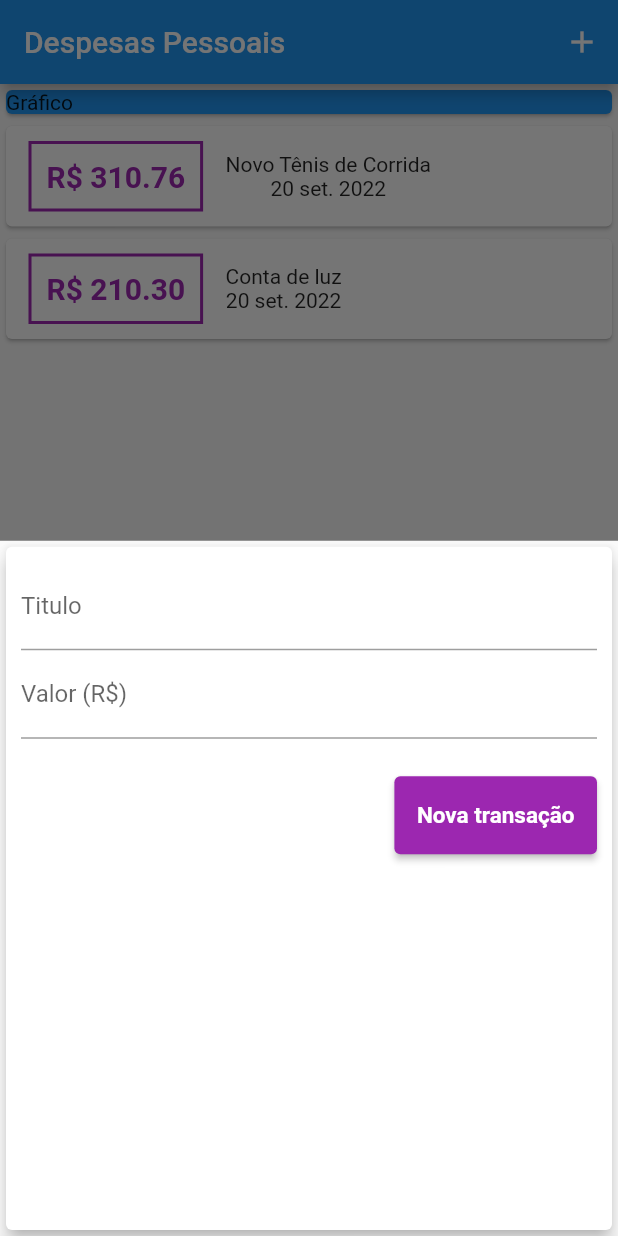
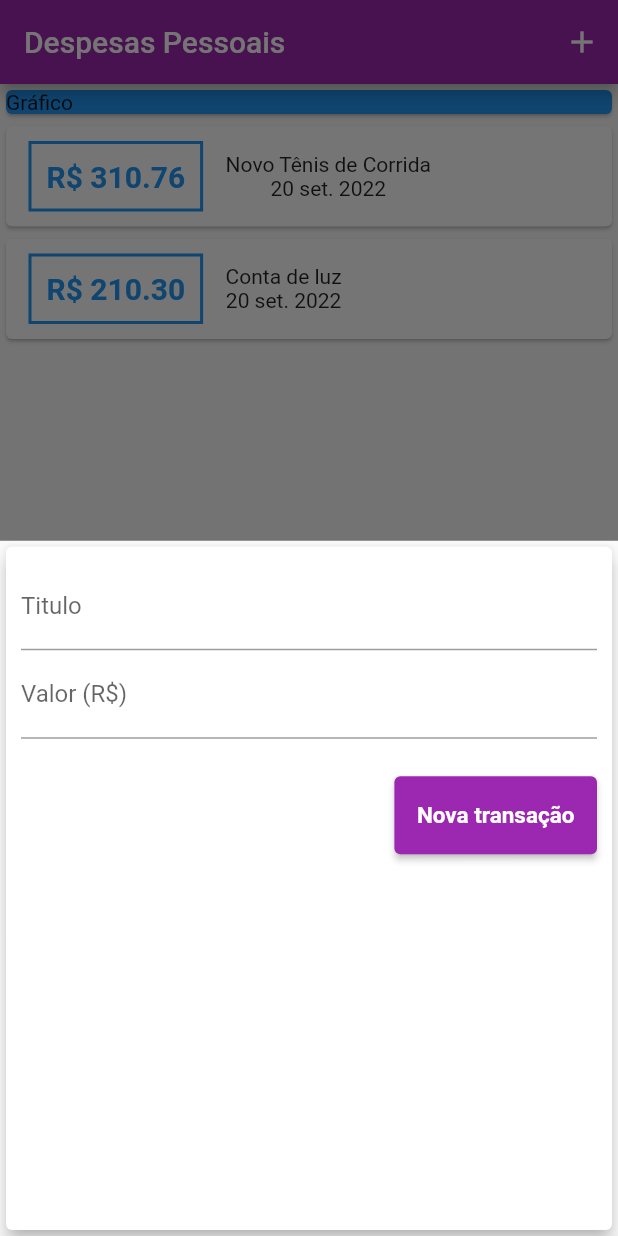
Before and after one commit to DevGabrielHN/secao4-flutter-cod3r, a Flutter app: the screen it shows after launch, after a tap on the "add" icon, on a phone screen of 412 x 824 dp. Run offline on Flutter 3.47's test engine with Material 2 defaults, Android fonts, the phone set to English and light mode, and no system bars.

Commit message:
Dia 20/09/2022

```diff
--- a/lib/components/transaction_form.dart
+++ b/lib/components/transaction_form.dart
@@ -1,12 +1,18 @@
 import 'package:flutter/material.dart';
 
-class TransactionForm extends StatelessWidget {
-  final titleController = TextEditingController();
-  final valueController = TextEditingController();
-
+class TransactionForm extends StatefulWidget {
   final void Function(String,double) onSubmit;
 
   TransactionForm(this.onSubmit);
+
+  @override
+  State<TransactionForm> createState() => _TransactionFormState();
+}
+
+class _TransactionFormState extends State<TransactionForm> {
+  final titleController = TextEditingController();
+
+  final valueController = TextEditingController();
 
   _submitForm(){
     final title = titleController.text;
@@ -16,9 +22,8 @@ class TransactionForm extends StatelessWidget {
       return;
     }
 
-    onSubmit(title,value);
+    widget.onSubmit(title,value);
   }
-
 
   @override
   Widget build(BuildContext context) {
--- a/lib/components/transaction_list.dart
+++ b/lib/components/transaction_list.dart
@@ -25,7 +25,7 @@ class TransactionList extends StatelessWidget {
                             ),
                             decoration: BoxDecoration(
                               border: Border.all(
-                                color: Colors.purple,
+                                color: Theme.of(context).primaryColor,
                                 width: 2,
                               ),
                             ),
@@ -35,7 +35,7 @@ class TransactionList extends StatelessWidget {
                               style: TextStyle(
                                 fontWeight: FontWeight.bold,
                                 fontSize: 20,
-                                color: Colors.purple,
+                                color:Theme.of(context).primaryColor,
                               ),
                             ),
                           ),Column(
--- a/lib/main.dart
+++ b/lib/main.dart
@@ -16,6 +16,12 @@ void main() {
       ],
       supportedLocales: [const Locale('pt', 'BR')],
     home: MyApp(),
+    theme: ThemeData().copyWith(
+      colorScheme: ThemeData().colorScheme.copyWith(
+        primary: Colors.purple,
+        secondary: Colors.amber
+      )
+    ),
   ),);
 }
 
@@ -53,6 +59,8 @@ final _transactions = [
     setState(() {
       _transactions.add(newTransaction);
     });
+
+    Navigator.of(context).pop();
 
   }
 
```
